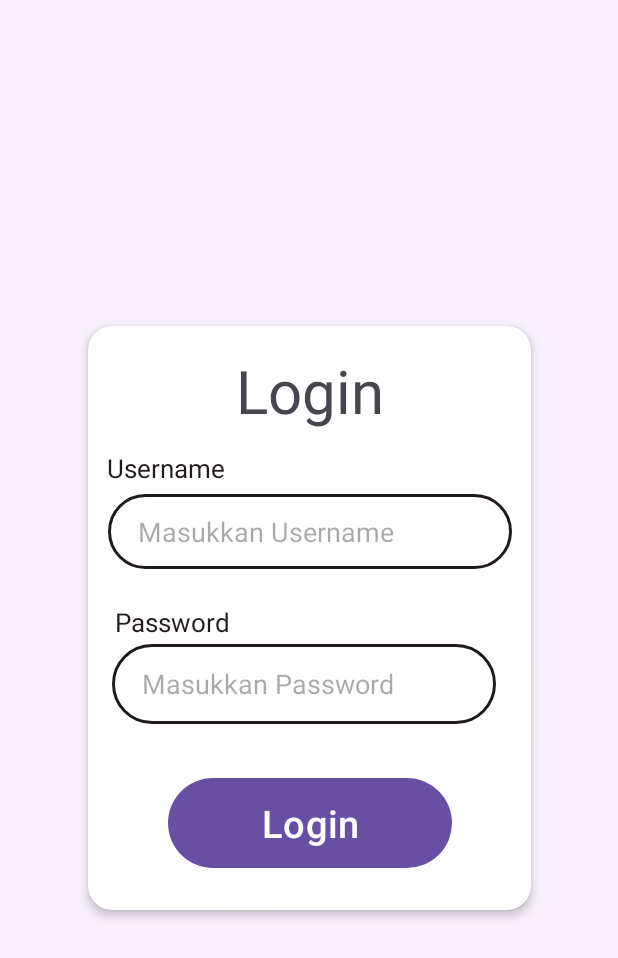
After one commit to shalfaamelia/projectuts, an Android app: the layout activity_login.xml on its own in the app's theme, with its tools: preview values and no code run, on a phone screen of 412 x 824 dp. The commit adds this screen. Shown: the top 958 px of the screen. Run offline under Robolectric (Android 15) with nearby library versions, the phone set to English and light mode, and no system bars.

Commit message:
menambahkan fungsi recycleView dan login page, serta beberapa .xml yang diperlukan

```diff
--- /dev/null
+++ b/app/src/main/res/drawable/login_box.xml
@@ -0,0 +1,8 @@
+<?xml version="1.0" encoding="utf-8"?>
+<shape xmlns:android="http://schemas.android.com/apk/res/android">
+    <corners android:radius="70dp" />
+    <stroke
+        android:color="@color/colors5"
+        android:width="2dp"/>
+
+</shape>
--- /dev/null
+++ b/app/src/main/res/drawable/round_button.xml
@@ -0,0 +1,5 @@
+<?xml version="1.0" encoding="utf-8"?>
+<shape xmlns:android="http://schemas.android.com/apk/res/android" android:shape="oval">
+    <solid android:color="@color/colors4" />
+
+</shape>
--- /dev/null
+++ b/app/src/main/res/layout/activity_login.xml
@@ -0,0 +1,113 @@
+<?xml version="1.0" encoding="utf-8"?>
+<androidx.constraintlayout.widget.ConstraintLayout xmlns:android="http://schemas.android.com/apk/res/android"
+    xmlns:app="http://schemas.android.com/apk/res-auto"
+    xmlns:tools="http://schemas.android.com/tools"
+    android:id="@+id/main"
+    android:layout_width="match_parent"
+    android:layout_height="match_parent"
+    android:background="@color/colors2"
+    tools:context=".LoginActivity">
+
+    <androidx.cardview.widget.CardView
+        android:id="@+id/cardView"
+        android:layout_width="295dp"
+        android:layout_height="389dp"
+        app:cardCornerRadius="16dp"
+        app:cardElevation="4dp"
+        app:layout_constraintBottom_toBottomOf="parent"
+        app:layout_constraintEnd_toEndOf="parent"
+        app:layout_constraintStart_toStartOf="parent"
+        app:layout_constraintTop_toTopOf="parent">
+
+        <androidx.constraintlayout.widget.ConstraintLayout
+            android:id="@+id/FrameLayout"
+            android:layout_width="match_parent"
+            android:layout_height="match_parent">
+
+            <Button
+                android:id="@+id/buttonLogin"
+                android:layout_width="189dp"
+                android:layout_height="68dp"
+                android:layout_marginBottom="24dp"
+                android:text="Login"
+                android:textSize="25dp"
+                app:layout_constraintBottom_toBottomOf="parent"
+                app:layout_constraintEnd_toEndOf="parent"
+                app:layout_constraintStart_toStartOf="parent" />
+
+            <EditText
+                android:id="@+id/inputUsername"
+                android:layout_width="269dp"
+                android:layout_height="50dp"
+                android:layout_marginTop="112dp"
+                android:background="@drawable/login_box"
+                android:hint="Masukkan Username"
+                android:inputType="text"
+                android:paddingStart="20dp"
+                android:paddingLeft="20dp"
+                android:paddingEnd="10dp"
+                android:paddingRight="10dp"
+                android:textColor="@color/colors5"
+                app:layout_constraintEnd_toEndOf="parent"
+                app:layout_constraintStart_toStartOf="parent"
+                app:layout_constraintTop_toTopOf="parent" />
+
+            <EditText
+                android:id="@+id/inputPassword"
+                android:layout_width="256dp"
+                android:layout_height="53dp"
+                android:layout_marginBottom="124dp"
+                android:background="@drawable/login_box"
+                android:hint="Masukkan Password"
+                android:inputType="textPassword"
+                android:paddingStart="20dp"
+                android:paddingLeft="20dp"
+                android:paddingEnd="10dp"
+                android:paddingRight="10dp"
+                android:textColor="@color/colors5"
+                app:layout_constraintBottom_toBottomOf="parent"
+                app:layout_constraintEnd_toEndOf="parent"
+                app:layout_constraintHorizontal_bias="0.41"
+                app:layout_constraintStart_toStartOf="parent" />
+
+            <TextView
+                android:id="@+id/textViewPassword"
+                android:layout_width="wrap_content"
+                android:layout_height="wrap_content"
+                android:layout_marginBottom="180dp"
+                android:text="Password"
+                android:textColor="@color/colors5"
+                android:textSize="17sp"
+                app:layout_constraintBottom_toBottomOf="parent"
+                app:layout_constraintEnd_toEndOf="parent"
+                app:layout_constraintHorizontal_bias="0.081"
+                app:layout_constraintStart_toStartOf="parent" />
+
+            <TextView
+                android:id="@+id/textViewUsername"
+                android:layout_width="wrap_content"
+                android:layout_height="wrap_content"
+                android:text="Username"
+                android:textColor="@color/colors5"
+                android:textSize="17sp"
+                app:layout_constraintBottom_toBottomOf="@+id/buttonLogin"
+                app:layout_constraintEnd_toEndOf="parent"
+                app:layout_constraintHorizontal_bias="0.059"
+                app:layout_constraintStart_toStartOf="parent"
+                app:layout_constraintTop_toTopOf="parent"
+                app:layout_constraintVertical_bias="0.242" />
+
+            <TextView
+                android:id="@+id/textView"
+                android:layout_width="wrap_content"
+                android:layout_height="wrap_content"
+                android:layout_marginTop="16dp"
+                android:text="Login"
+                android:textSize="40dp"
+                app:layout_constraintEnd_toEndOf="parent"
+                app:layout_constraintStart_toStartOf="parent"
+                app:layout_constraintTop_toTopOf="parent" />
+        </androidx.constraintlayout.widget.ConstraintLayout>
+    </androidx.cardview.widget.CardView>
+
+</androidx.constraintlayout.widget.ConstraintLayout>
```
Also changed, not shown: app/src/main/java/com/shalfa/projectuts/loginActivity.kt (added, +40 -0 lines), app/src/main/java/com/shalfa/projectuts/mahasiswaAdapter.kt (added, +84 -0 lines), app/src/main/res/drawable/box_profile.xml (added, +8 -0 lines), app/src/main/res/drawable/icon.xml (added, +7 -0 lines), app/src/main/res/drawable/info.xml (added, +9 -0 lines), app/src/main/res/layout/mahasiswa_list.xml (added, +120 -0 lines), app/src/main/res/values/colors.xml (+8 -2 lines).
